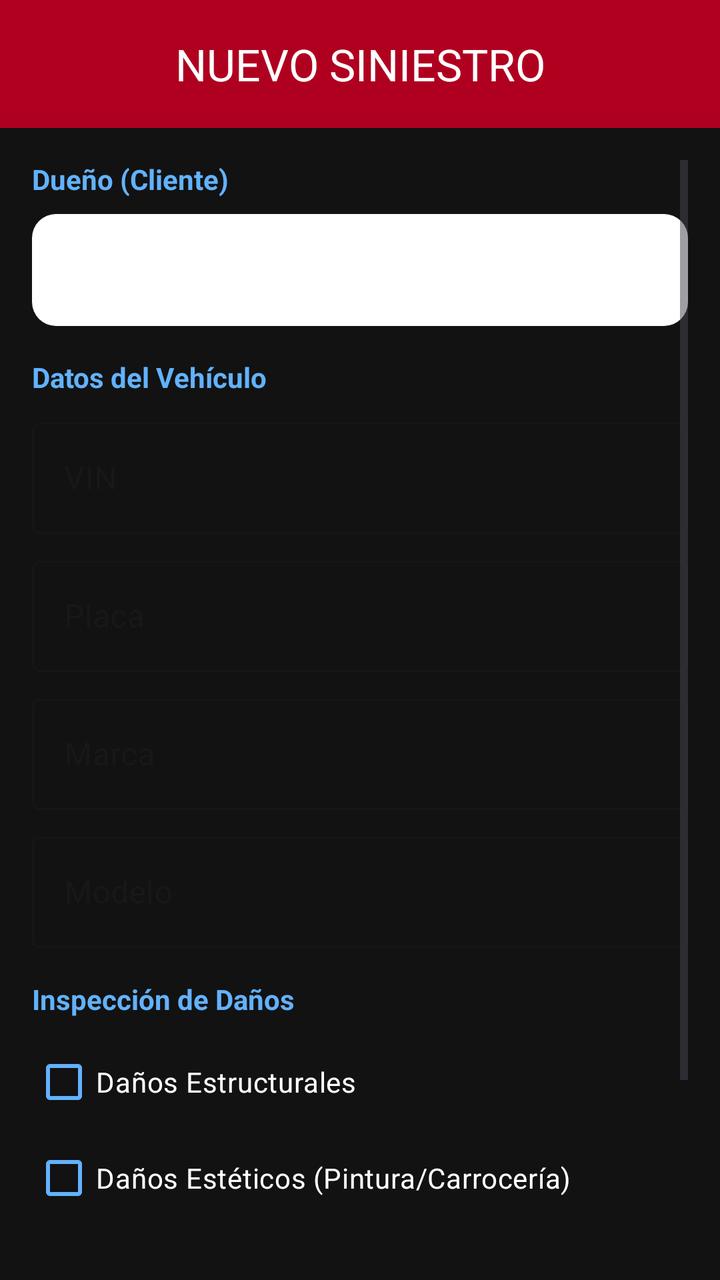
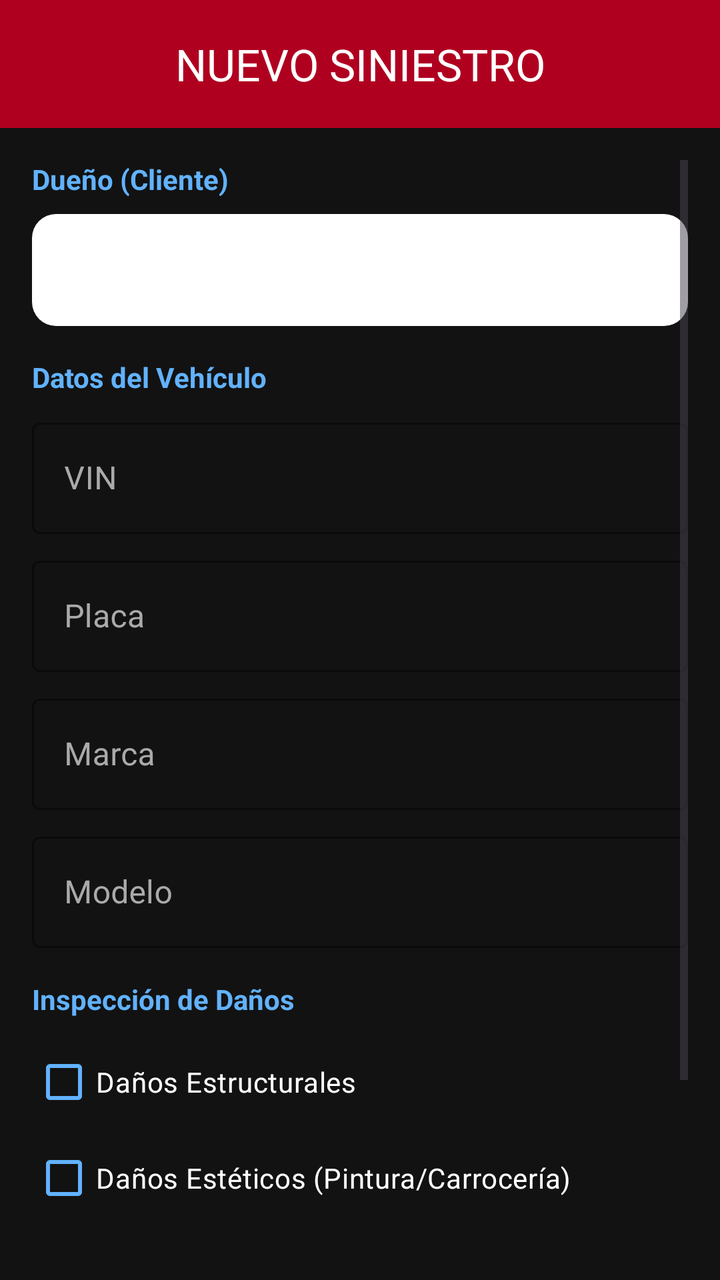

Before-and-after screenshots of an Android layout around one commit, followed by the original layout XML and the change that was made.
<!-- AndroidManifest.xml: application theme Theme.Autotechs -->
<!-- res/layout/activity_siniestros_crud.xml -->
<?xml version="1.0" encoding="utf-8"?>
<androidx.constraintlayout.widget.ConstraintLayout
    xmlns:android="http://schemas.android.com/apk/res/android"
    xmlns:app="http://schemas.android.com/apk/res-auto"
    android:layout_width="match_parent"
    android:layout_height="match_parent"
    android:background="#121212">

    <com.google.android.material.appbar.AppBarLayout
        android:id="@+id/appBarLayout"
        android:layout_width="match_parent"
        android:layout_height="wrap_content"
        app:layout_constraintTop_toTopOf="parent">

        <com.google.android.material.appbar.MaterialToolbar
            android:id="@+id/topAppBar"
            android:layout_width="match_parent"
            android:layout_height="?attr/actionBarSize"
            android:background="#B00020"
            app:navigationIconTint="@android:color/white"
            app:title="NUEVO SINIESTRO"
            app:titleCentered="true"
            app:titleTextColor="@android:color/white" />
    </com.google.android.material.appbar.AppBarLayout>

    <ScrollView
        android:layout_width="match_parent"
        android:layout_height="0dp"
        android:padding="16dp"
        app:layout_constraintTop_toBottomOf="@id/appBarLayout"
        app:layout_constraintBottom_toBottomOf="parent">

        <LinearLayout
            android:layout_width="match_parent"
            android:layout_height="wrap_content"
            android:orientation="vertical">

            <TextView
                android:layout_width="wrap_content"
                android:layout_height="wrap_content"
                android:text="Dueño (Cliente)"
                android:textColor="#62B2FD"
                android:textStyle="bold"
                android:layout_marginBottom="8dp"/>

            <Spinner
                android:id="@+id/spClientes"
                android:layout_width="match_parent"
                android:layout_height="56dp"
                android:layout_marginBottom="16dp"
                android:background="@drawable/rounded_input_bg"
                android:padding="8dp" />

            <TextView
                android:layout_width="wrap_content"
                android:layout_height="wrap_content"
                android:text="Datos del Vehículo"
                android:textColor="#62B2FD"
                android:textStyle="bold"
                android:layout_marginBottom="8dp"/>

            <com.google.android.material.textfield.TextInputLayout
                android:layout_width="match_parent"
                android:layout_height="wrap_content"
                android:layout_marginBottom="8dp"
                style="@style/Widget.MaterialComponents.TextInputLayout.OutlinedBox">
                <com.google.android.material.textfield.TextInputEditText
                    android:id="@+id/etVin"
                    android:layout_width="match_parent"
                    android:layout_height="wrap_content"
                    android:hint="VIN"
                    android:textColor="@android:color/white"/>
            </com.google.android.material.textfield.TextInputLayout>

            <com.google.android.material.textfield.TextInputLayout
                android:layout_width="match_parent"
                android:layout_height="wrap_content"
                android:layout_marginBottom="8dp"
                style="@style/Widget.MaterialComponents.TextInputLayout.OutlinedBox">
                <com.google.android.material.textfield.TextInputEditText
                    android:id="@+id/etPlaca"
                    android:layout_width="match_parent"
                    android:layout_height="wrap_content"
                    android:hint="Placa"
                    android:textColor="@android:color/white"/>
            </com.google.android.material.textfield.TextInputLayout>

            <com.google.android.material.textfield.TextInputLayout
                android:layout_width="match_parent"
                android:layout_height="wrap_content"
                android:layout_marginBottom="8dp"
                style="@style/Widget.MaterialComponents.TextInputLayout.OutlinedBox">
                <com.google.android.material.textfield.TextInputEditText
                    android:id="@+id/etMarca"
                    android:layout_width="match_parent"
                    android:layout_height="wrap_content"
                    android:hint="Marca"
                    android:textColor="@android:color/white"/>
            </com.google.android.material.textfield.TextInputLayout>

            <com.google.android.material.textfield.TextInputLayout
                android:layout_width="match_parent"
                android:layout_height="wrap_content"
                android:layout_marginBottom="16dp"
                style="@style/Widget.MaterialComponents.TextInputLayout.OutlinedBox">
                <com.google.android.material.textfield.TextInputEditText
                    android:id="@+id/etModelo"
                    android:layout_width="match_parent"
                    android:layout_height="wrap_content"
                    android:hint="Modelo"
                    android:textColor="@android:color/white"/>
            </com.google.android.material.textfield.TextInputLayout>

            <TextView
                android:layout_width="wrap_content"
                android:layout_height="wrap_content"
                android:text="Inspección de Daños"
                android:textColor="#62B2FD"
                android:textStyle="bold"
                android:layout_marginBottom="8dp"/>

            <CheckBox
                android:id="@+id/cbDanoEstructural"
                android:layout_width="match_parent"
                android:layout_height="wrap_content"
                android:text="Daños Estructurales"
                android:textColor="@android:color/white"
                android:buttonTint="#62B2FD"/>

            <CheckBox
                android:id="@+id/cbDanoEstetico"
                android:layout_width="match_parent"
                android:layout_height="wrap_content"
                android:text="Daños Estéticos (Pintura/Carrocería)"
                android:textColor="@android:color/white"
                android:buttonTint="#62B2FD"/>

            <CheckBox
                android:id="@+id/cbDanoMecanico"
                android:layout_width="match_parent"
                android:layout_height="wrap_content"
                android:text="Daños Mecánicos"
                android:textColor="@android:color/white"
                android:buttonTint="#62B2FD"/>

            <com.google.android.material.button.MaterialButton
                android:id="@+id/btnGuardarSiniestro"
                android:layout_width="match_parent"
                android:layout_height="60dp"
                android:layout_marginTop="24dp"
                android:backgroundTint="#6750A4"
                android:text="REGISTRAR RECEPCIÓN"
                android:textColor="@android:color/white"
                android:textStyle="bold" />

        </LinearLayout>
    </ScrollView>

</androidx.constraintlayout.widget.ConstraintLayout>
<!-- resources referenced by this layout -->
<resources>
  <!-- drawable rounded_input_bg (drawable) -->
  <?xml version="1.0" encoding="utf-8"?>
  <shape xmlns:android="http://schemas.android.com/apk/res/android">
      <solid android:color="@android:color/white" />
      <corners android:radius="12dp" />
  </shape>
  <style name="Theme.Autotechs" parent="Base.Theme.Autotechs" />
  <style name="Base.Theme.Autotechs" parent="Theme.Material3.DayNight.NoActionBar">
          
          
      </style>
</resources>

<!-- the commit's change to res/layout/activity_siniestros_crud.xml (unified diff, before → after) -->
@@ -63,7 +63,10 @@
                 android:layout_width="match_parent"
                 android:layout_height="wrap_content"
                 android:layout_marginBottom="8dp"
-                style="@style/Widget.MaterialComponents.TextInputLayout.OutlinedBox">
+                style="@style/Widget.MaterialComponents.TextInputLayout.OutlinedBox"
+                android:textColorHint="#AAAAAA"
+                app:hintTextColor="@android:color/white"
+                app:boxStrokeColor="#62B2FD">
                 <com.google.android.material.textfield.TextInputEditText
                     android:id="@+id/etVin"
                     android:layout_width="match_parent"
@@ -76,7 +79,10 @@
                 android:layout_width="match_parent"
                 android:layout_height="wrap_content"
                 android:layout_marginBottom="8dp"
-                style="@style/Widget.MaterialComponents.TextInputLayout.OutlinedBox">
+                style="@style/Widget.MaterialComponents.TextInputLayout.OutlinedBox"
+                android:textColorHint="#AAAAAA"
+                app:hintTextColor="@android:color/white"
+                app:boxStrokeColor="#62B2FD">
                 <com.google.android.material.textfield.TextInputEditText
                     android:id="@+id/etPlaca"
                     android:layout_width="match_parent"
@@ -89,7 +95,10 @@
                 android:layout_width="match_parent"
                 android:layout_height="wrap_content"
                 android:layout_marginBottom="8dp"
-                style="@style/Widget.MaterialComponents.TextInputLayout.OutlinedBox">
+                style="@style/Widget.MaterialComponents.TextInputLayout.OutlinedBox"
+                android:textColorHint="#AAAAAA"
+                app:hintTextColor="@android:color/white"
+                app:boxStrokeColor="#62B2FD">
                 <com.google.android.material.textfield.TextInputEditText
                     android:id="@+id/etMarca"
                     android:layout_width="match_parent"
@@ -102,7 +111,10 @@
                 android:layout_width="match_parent"
                 android:layout_height="wrap_content"
                 android:layout_marginBottom="16dp"
-                style="@style/Widget.MaterialComponents.TextInputLayout.OutlinedBox">
+                style="@style/Widget.MaterialComponents.TextInputLayout.OutlinedBox"
+                android:textColorHint="#AAAAAA"
+                app:hintTextColor="@android:color/white"
+                app:boxStrokeColor="#62B2FD">
                 <com.google.android.material.textfield.TextInputEditText
                     android:id="@+id/etModelo"
                     android:layout_width="match_parent"
